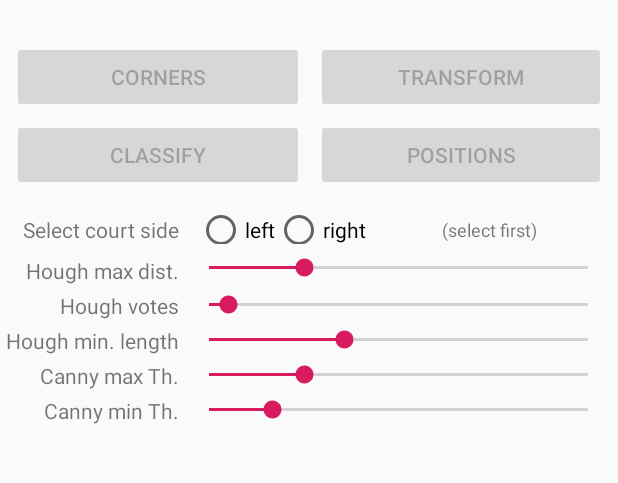
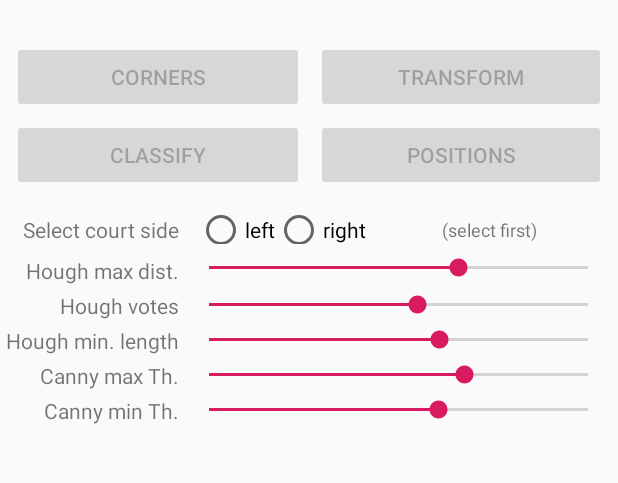
Before and after one commit to TheSmike/VolleyCourt-mapping, an Android app: the DebugActivity screen opened directly, with no data from a screen before it, on a phone screen of 412 x 824 dp, the part 204-687 px from its top. Run offline under Robolectric (Android 15) with nearby library versions, the phone set to English and light mode, and no system bars; libraries missing offline, so code that uses them is left out: com.skydoves.colorpickerpreference, org.tensorflow.contrib; pictures from the network do not load; 2 statements that could not run were skipped.

Commit message:
fix load first image and other minor fix

```diff
--- a/app/src/main/java/it/scarpentim/volleycourtmapping/DebugActivity.java
+++ b/app/src/main/java/it/scarpentim/volleycourtmapping/DebugActivity.java
@@ -340,7 +340,7 @@ public class DebugActivity extends VolleyAbstractActivity {
     @Override
     public void onFinishManuallyCornersSelection(List<Point> corners){
         cornersImage = onTouchListener.getImage();
-        this.corners = corners;
+        this.corners = flipCornersIfNeeded(corners);
     }
 
     public void transformImage(View view) {
@@ -425,6 +425,9 @@ public class DebugActivity extends VolleyAbstractActivity {
     }
 
     private void setViewState(){
+
+        if (sampledImage == null)
+            return;
 
         Button btnTransform = findViewById(R.id.btn_transform);
         Button btnPositions = findViewById(R.id.btn_positions);
--- a/app/src/main/java/it/scarpentim/volleycourtmapping/VolleyParams.java
+++ b/app/src/main/java/it/scarpentim/volleycourtmapping/VolleyParams.java
@@ -16,11 +16,11 @@ public class VolleyParams {
 
     protected static final String LAST_IMAGE = "LAST_IMAGE";
 
-    private static final int DEF_CANNY_MIN = 80;
-    private static final int DEF_CANNY_MAX = 150;
-    private static final int DEF_HOUGH_MAX_DISTANCE = 25;
-    private static final int DEF_HOUGH_MIN_LENGTH = 125;
-    private static final int DEF_HOUGH_VOTES = 20;
+    private static final int DEF_CANNY_MIN = 363;
+    private static final int DEF_CANNY_MAX = 405;
+    private static final int DEF_HOUGH_MAX_DISTANCE = 66;
+    private static final int DEF_HOUGH_MIN_LENGTH = 213;
+    private static final int DEF_HOUGH_VOTES = 55;
 
 
     private final SharedPreferences sharedPref;
--- a/app/src/main/java/it/scarpentim/volleycourtmapping/image/ImageSupport.java
+++ b/app/src/main/java/it/scarpentim/volleycourtmapping/image/ImageSupport.java
@@ -751,6 +751,9 @@ public class ImageSupport {
 
         Log.d(TAG, "number of lines : " + fzs.size());
 
+        if(fzs.size() < 4){
+            throw new AppException(activity.getString(R.string.lines_not_detected));
+        }
         LineFunction topBottomRightLine = getTopBottomRightLine(fzs);
 
         List<org.opencv.core.Point> intersections = new ArrayList<>();
--- a/app/src/main/res/layout/activity_debug.xml
+++ b/app/src/main/res/layout/activity_debug.xml
@@ -148,7 +148,7 @@
             android:layout_height="wrap_content"
             android:layout_marginStart="4dp"
             android:max="600"
-            android:progress="150"
+            android:progress="405"
             app:layout_constraintEnd_toEndOf="parent"
             app:layout_constraintStart_toEndOf="@+id/tv_MaxThreshCanny"
             app:layout_constraintTop_toTopOf="@+id/tv_MaxThreshCanny" />
@@ -169,7 +169,7 @@
             android:layout_height="wrap_content"
             android:layout_marginStart="4dp"
             android:max="600"
-            android:progress="100"
+            android:progress="363"
             app:layout_constraintEnd_toEndOf="parent"
             app:layout_constraintStart_toEndOf="@+id/tv_MinThreshCanny"
             app:layout_constraintTop_toTopOf="@+id/tv_MinThreshCanny" />
@@ -190,7 +190,7 @@
             android:layout_height="wrap_content"
             android:layout_marginStart="4dp"
             android:max="350"
-            android:progress="125"
+            android:progress="213"
             app:layout_constraintEnd_toEndOf="parent"
             app:layout_constraintStart_toEndOf="@+id/tv_HoughMinLength"
             app:layout_constraintTop_toTopOf="@+id/tv_HoughMinLength" />
@@ -211,7 +211,7 @@
             android:layout_height="wrap_content"
             android:layout_marginStart="4dp"
             android:max="100"
-            android:progress="5"
+            android:progress="55"
             app:layout_constraintEnd_toEndOf="parent"
             app:layout_constraintStart_toEndOf="@+id/tv_HoughVotes"
             app:layout_constraintTop_toTopOf="@+id/tv_HoughVotes" />
@@ -232,7 +232,7 @@
             android:layout_height="15dp"
             android:layout_marginStart="4dp"
             android:max="100"
-            android:progress="25"
+            android:progress="66"
             app:layout_constraintEnd_toEndOf="parent"
             app:layout_constraintStart_toEndOf="@+id/tv_HoughMaxDistance"
             app:layout_constraintTop_toTopOf="@+id/tv_HoughMaxDistance" />
--- a/app/src/main/res/layout/activity_main.xml
+++ b/app/src/main/res/layout/activity_main.xml
@@ -26,7 +26,7 @@
         android:layout_marginStart="8dp"
         android:layout_marginTop="16dp"
         android:layout_marginEnd="8dp"
-        android:text="@string/court_side_quest"
+        android:text="@string/clik_open"
         android:textAlignment="center"
         app:layout_constraintEnd_toEndOf="parent"
         app:layout_constraintHorizontal_bias="0.533"
@@ -39,6 +39,7 @@
         android:layout_height="wrap_content"
         android:layout_marginTop="16dp"
         android:src="@mipmap/ic_launcher"
+        android:visibility="gone"
         app:layout_constraintTop_toBottomOf="@+id/tvDebugMsg"
         tools:layout_editor_absoluteX="0dp" />
 
--- a/app/src/main/res/values/strings.xml
+++ b/app/src/main/res/values/strings.xml
@@ -28,4 +28,5 @@
     <string name="select_4_corners">Select the 4 corners</string>
     <string name="corners_before">Press Corners before and eventually follow CORNER detection procedure</string>
     <string name="compute">Compute</string>
+    <string name="clik_open">Open an image first</string>
 </resources>
```
Also changed, not shown: app/src/main/java/it/scarpentim/volleycourtmapping/MainActivity.java (+24 -5 lines).
